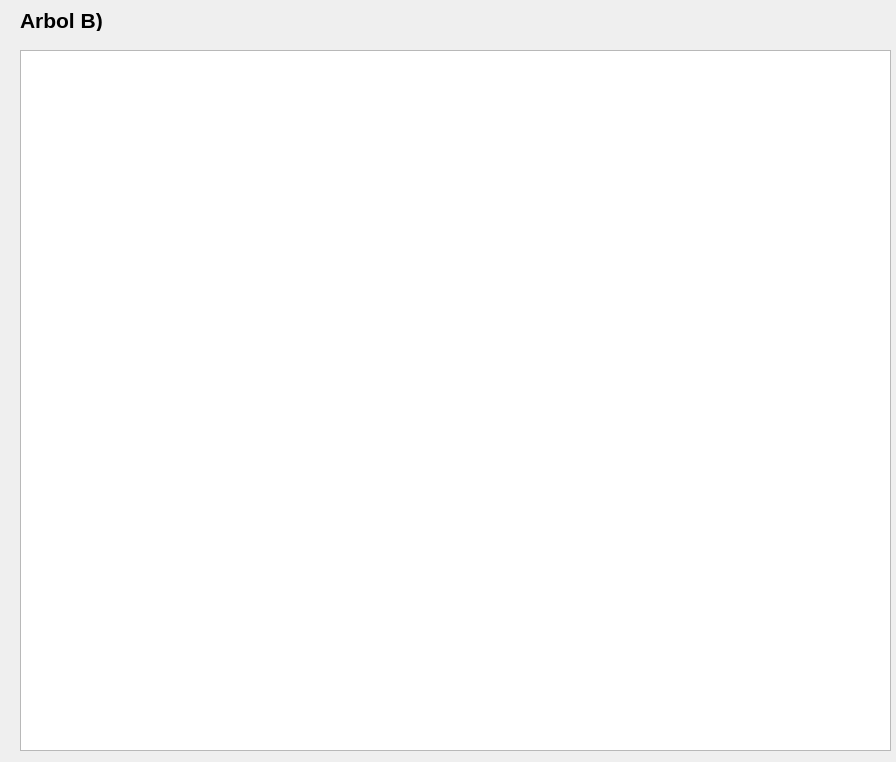
Qt form verarbol.ui (ale-777/AvengersGame) before a commit.
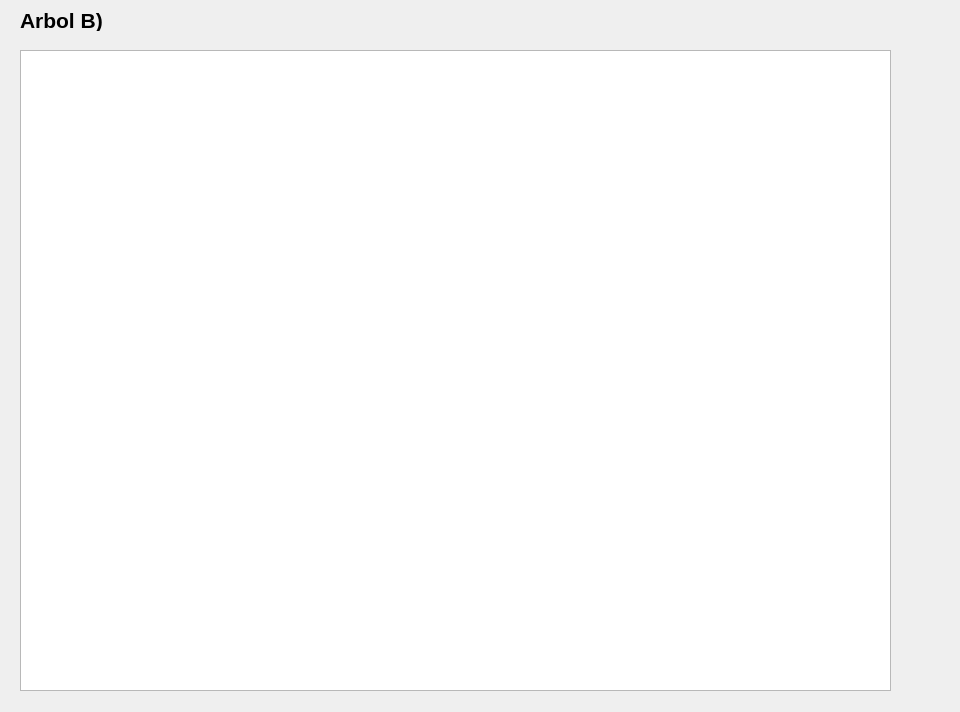
The same form after that commit.

```diff
--- a/verarbol.ui
+++ b/verarbol.ui
@@ -6,8 +6,8 @@
    <rect>
     <x>0</x>
     <y>0</y>
-    <width>896</width>
-    <height>762</height>
+    <width>960</width>
+    <height>712</height>
    </rect>
   </property>
   <property name="windowTitle">
@@ -39,7 +39,7 @@
      <x>20</x>
      <y>50</y>
      <width>871</width>
-     <height>701</height>
+     <height>641</height>
     </rect>
    </property>
   </widget>
```
